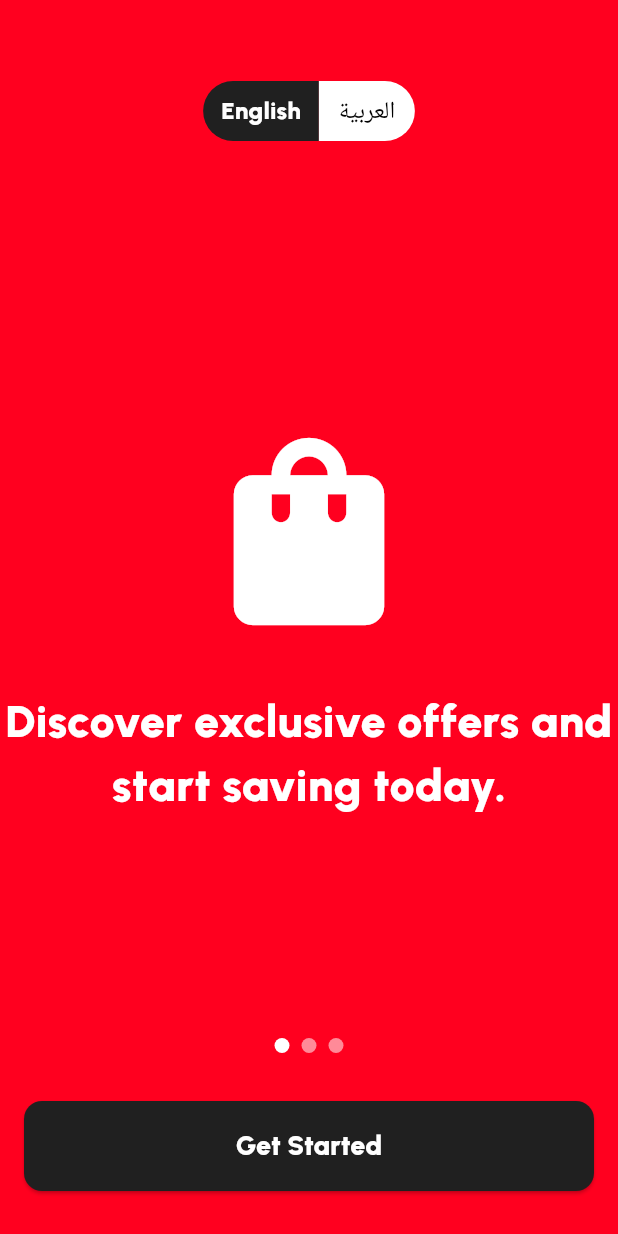
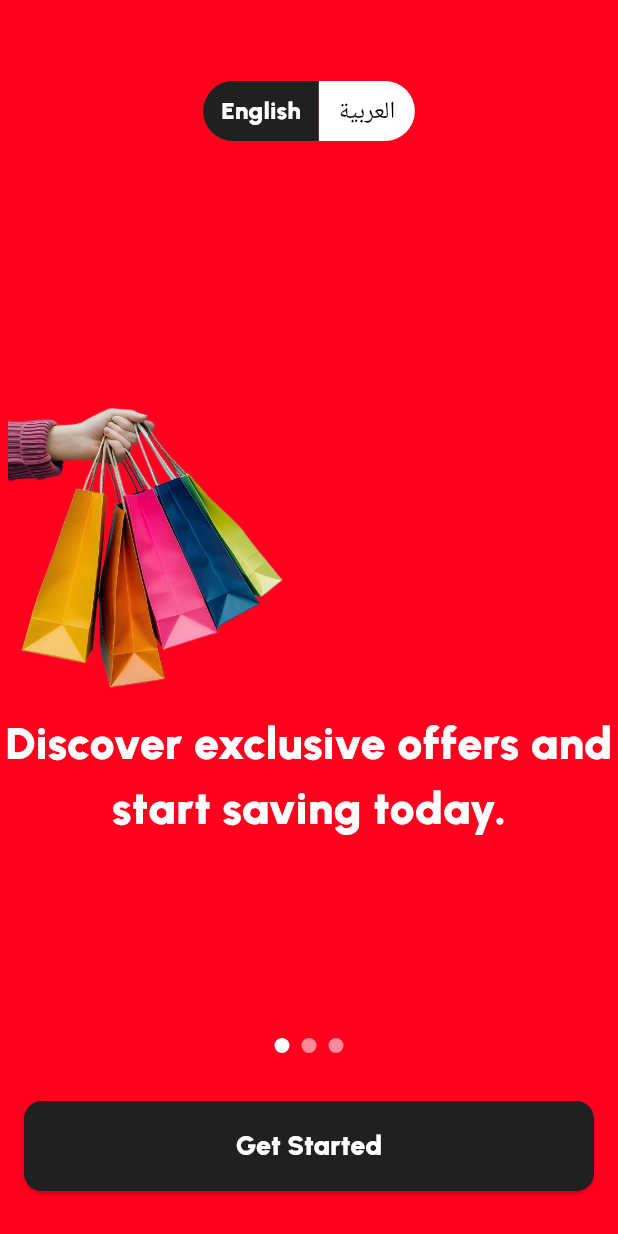
Before and after one commit to hashamVeroke/flutter_statemanagement, a Flutter app: the screen it shows after launch, on a phone screen of 412 x 824 dp. Run offline on Flutter 3.47's test engine with Material 3 defaults, Android fonts, the phone set to English and light mode, and no system bars; drawn by our look-alikes of smooth_page_indicator; our stand-ins replace dio, easy_localization, flutter_bloc, flutter_dotenv, go_router, intl_phone_number_input and 2 more.

Commit message:
Update onboarding_view.dart to replace icon images with asset images for improved visual consistency
- Changed image references to asset paths for onboarding slides.
- Adjusted layout to center images and align text properly for better user experience.
- Reduced spacing between elements for a more compact design.

```diff
--- a/lib/modules/auth/views/onboarding_view.dart
+++ b/lib/modules/auth/views/onboarding_view.dart
@@ -32,17 +32,17 @@ class _OnboardingState extends State<Onboarding> {
     {
       "color": Color(0xFFFF001F),
       "title": "slide1_title",
-      "image": Icons.shopping_bag,
+      "asset": 'assets/png/slide1.png',
     },
     {
       "color": Color(0xFF148F96),
       "title": "slide2_title",
-      "image": Icons.food_bank,
+      "asset": 'assets/png/slide2.png',
     },
     {
       "color": Color(0xFFDFA20C),
       "title": "slide3_title",
-      "image": Icons.flight_takeoff,
+      "asset": 'assets/png/slide3.png',
     },
   ];
 
@@ -81,7 +81,6 @@ class _OnboardingState extends State<Onboarding> {
       isStarted = true;
     });
   }
-
 
   @override
   Widget build(BuildContext context) {
@@ -146,13 +145,24 @@ class _OnboardingState extends State<Onboarding> {
                         child: Center(
                           child: Column(
                             mainAxisAlignment: MainAxisAlignment.center,
+                            crossAxisAlignment: CrossAxisAlignment.start,
                             children: [
-                              Icon(
-                                page["image"],
-                                size: 150,
-                                color: Colors.white,
+                              Align(
+                                alignment: Alignment.centerLeft,
+                                child: index == 0
+                                    ? Image.asset(
+                                        page["asset"],
+                                        width: 200,
+                                        height: 200,
+                                        fit: BoxFit.contain,
+                                      )
+                                    : Image.asset(
+                                        page["asset"],
+                                        width: double.infinity,
+                                        fit: BoxFit.fitWidth,
+                                      ),
                               ),
-                              const SizedBox(height: 30),
+                              const SizedBox(height: 10),
                               Text(
                                 page["title"].toString().tr(),
                                 textAlign: TextAlign.center,
```
